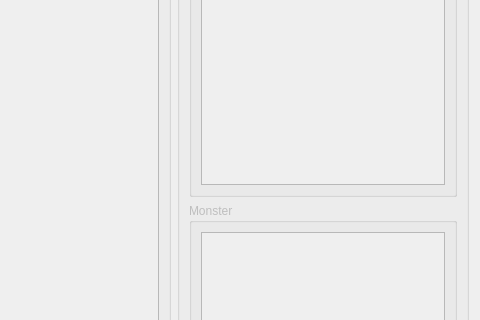
The window that tools/bot-actions/BotTargetList.ui (alphaonex86/CatchChallenger) describes before a commit, drawn with Qt 5; both pictures show x 764 to 1244 and y 199 to 519 of the 1244 by 781 pixel window.
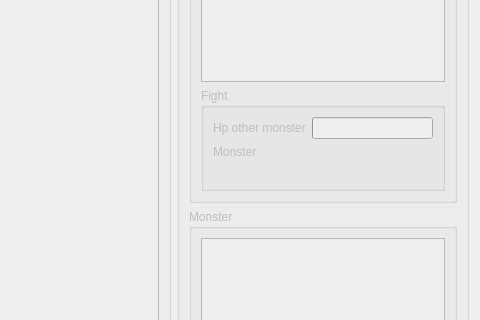
The same window after the commit. Icons and pictures are not drawn.

Commit message: [Change] Displayer more information about the current fight (client,tools)

Patch:
```diff
--- a/tools/bot-actions/BotTargetList.ui
+++ b/tools/bot-actions/BotTargetList.ui
@@ -349,6 +349,38 @@
              </property>
             </widget>
            </item>
+           <item>
+            <widget class="QGroupBox" name="groupBoxFight">
+             <property name="title">
+              <string>Fight</string>
+             </property>
+             <layout class="QFormLayout" name="formLayout">
+              <item row="0" column="0">
+               <widget class="QLabel" name="label">
+                <property name="text">
+                 <string>Hp other monster</string>
+                </property>
+               </widget>
+              </item>
+              <item row="0" column="1">
+               <widget class="QProgressBar" name="fightOtherHp"/>
+              </item>
+              <item row="1" column="0">
+               <widget class="QLabel" name="label_3">
+                <property name="text">
+                 <string>Monster</string>
+                </property>
+               </widget>
+              </item>
+              <item row="1" column="1">
+               <widget class="QLabel" name="monsterFightName"/>
+              </item>
+              <item row="2" column="1">
+               <widget class="QLabel" name="monsterFightImage"/>
+              </item>
+             </layout>
+            </widget>
+           </item>
           </layout>
          </widget>
         </item>
```
The commit also changes 12 other files.
